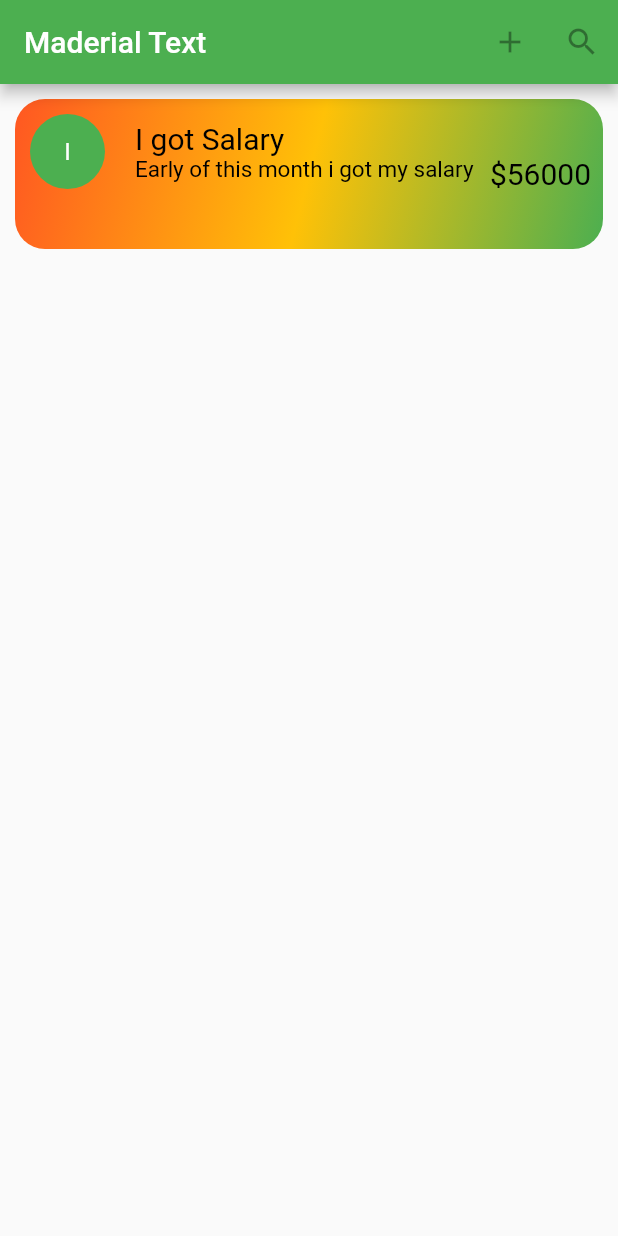
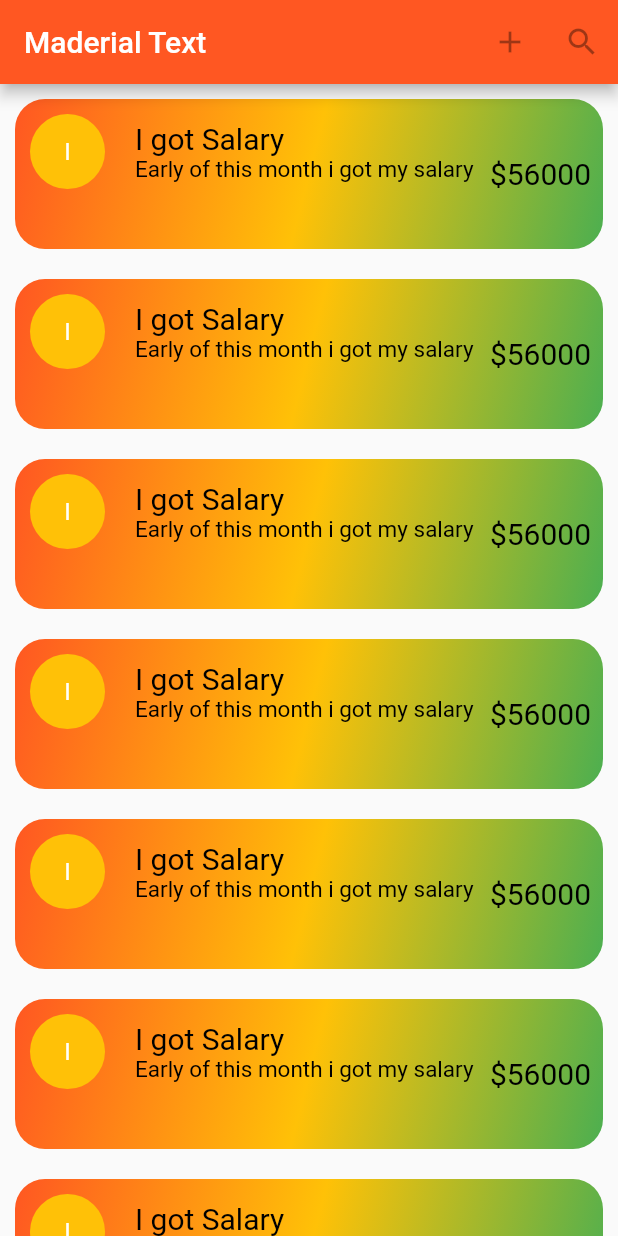
Before and after one commit to Yazdani1/Flutter_UI, a Flutter app: the screen it shows after launch, on a phone screen of 412 x 824 dp. Run offline on Flutter 3.47's test engine with Material 2 defaults, Android fonts, the phone set to English and light mode, and no system bars.

```diff
--- a/lib/Home.dart
+++ b/lib/Home.dart
@@ -12,7 +12,7 @@ class _HomeState extends State<Home> {
 
       appBar: AppBar(
         title: Text("Maderial Text"),
-        backgroundColor: Colors.green,
+        backgroundColor: Colors.deepOrange,
 
         actions: <Widget>[
 
@@ -36,7 +36,25 @@ class _HomeState extends State<Home> {
               children: <Widget>[
 
                 dataitem(context, "I got Salary",
-                    "Early of this month i got my salary", "56000")
+                    "Early of this month i got my salary", "56000"),
+                dataitem(context, "I got Salary",
+                    "Early of this month i got my salary", "56000"),
+                dataitem(context, "I got Salary",
+                    "Early of this month i got my salary", "56000"),
+                dataitem(context, "I got Salary",
+                    "Early of this month i got my salary", "56000"),
+                dataitem(context, "I got Salary",
+                    "Early of this month i got my salary", "56000"),
+                dataitem(context, "I got Salary",
+                    "Early of this month i got my salary", "56000"),
+                dataitem(context, "I got Salary",
+                    "Early of this month i got my salary", "56000"),
+                dataitem(context, "I got Salary",
+                    "Early of this month i got my salary", "56000"),
+                dataitem(context, "I got Salary",
+                    "Early of this month i got my salary", "56000"),
+                dataitem(context, "I got Salary",
+                    "Early of this month i got my salary", "56000"),
 
               ],
             ),
@@ -86,7 +104,7 @@ class _HomeState extends State<Home> {
                   child: CircleAvatar(
                     maxRadius: 25,
                     child: Text(name[0]),
-                    backgroundColor: Colors.green,
+                    backgroundColor: Colors.amber,
                     foregroundColor: Colors.white,
                   ),
                 ),
```
